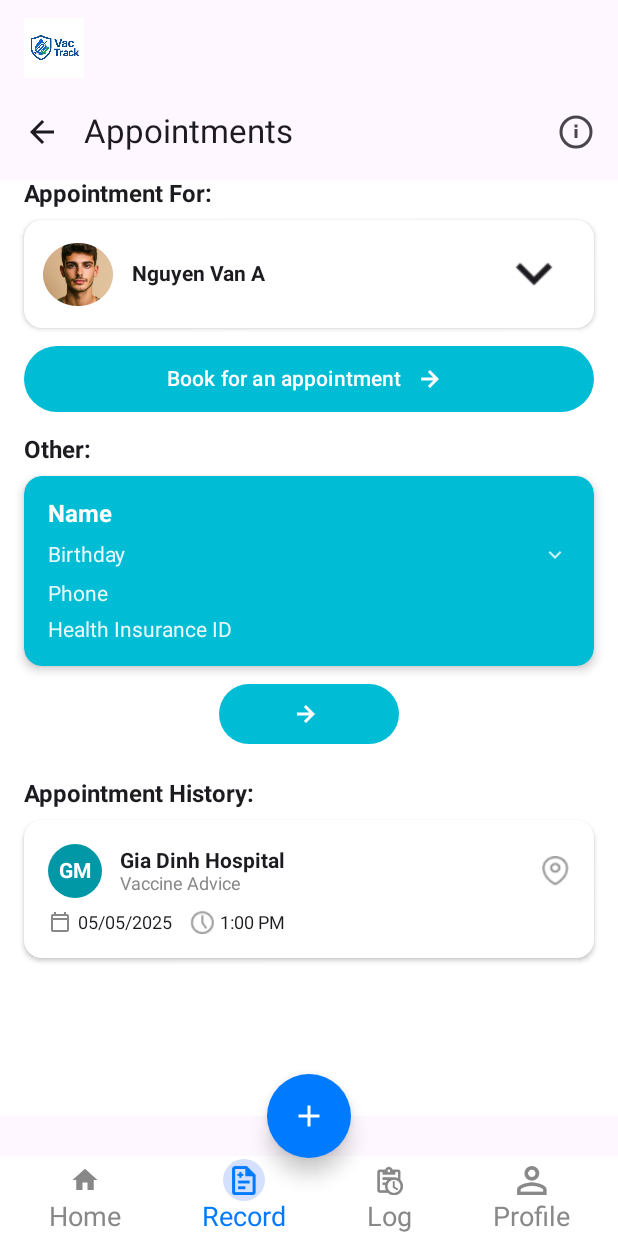
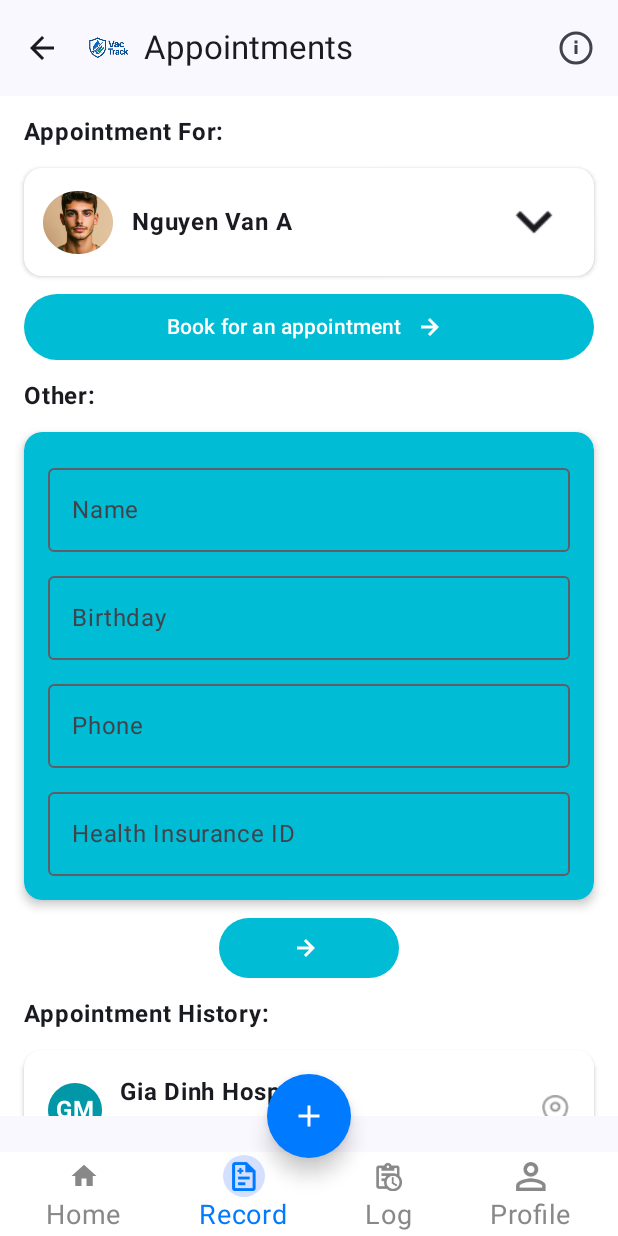
Before and after one commit to Moi-Nguyen/Vacxin_Tracking, an Android app built with Jetpack Compose: the @Preview function AppointmentScreenPreview, on a phone screen of 412 x 824 dp. Run offline under Robolectric (Android 15) with nearby library versions, the phone set to English and light mode, and no system bars.

Commit message:
update 25-06

```diff
--- a/VacTrack/app/src/main/java/com/uth/vactrack/ui/UILogin/AppNavHost.kt
+++ b/VacTrack/app/src/main/java/com/uth/vactrack/ui/UILogin/AppNavHost.kt
@@ -8,7 +8,7 @@ import androidx.navigation.compose.rememberNavController
 import androidx.navigation.navArgument
 import com.uth.vactrack.ui.UIUser.HomeScreen
 import com.uth.vactrack.ui.UIUser.MainScreen
-
+import com.uth.vactrack.ui.UIUser.AppointmentScreen
 @Composable
 fun AppNavHost(startDestination: String = "login") {
     val navController = rememberNavController()
@@ -123,7 +123,10 @@ fun AppNavHost(startDestination: String = "login") {
 
         // ✅ Thêm MainScreen sau khi nhấn Learn More
         composable("main") {
-            MainScreen()
+            MainScreen(navController = navController) // ✅ Sửa ở đây
+        }
+        composable("appointment") {
+            AppointmentScreen(onBack = { navController.popBackStack() })
         }
     }
 }
--- a/VacTrack/app/src/main/java/com/uth/vactrack/ui/UIUser/AppointmentScreen.kt
+++ b/VacTrack/app/src/main/java/com/uth/vactrack/ui/UIUser/AppointmentScreen.kt
@@ -1,14 +1,15 @@
-package com.uth.vactrack.ui.UIUser  // ✅ Đã sửa UIUser thành uiuser
+package com.uth.vactrack.ui.UIUser
 
 import androidx.compose.foundation.Image
 import androidx.compose.foundation.background
 import androidx.compose.foundation.layout.*
-import androidx.compose.foundation.rememberScrollState
+import androidx.compose.foundation.lazy.LazyColumn
+import androidx.compose.foundation.lazy.items
+import androidx.compose.foundation.lazy.itemsIndexed
 import androidx.compose.foundation.shape.CircleShape
 import androidx.compose.foundation.shape.RoundedCornerShape
-import androidx.compose.foundation.verticalScroll
 import androidx.compose.material3.*
-import androidx.compose.runtime.Composable
+import androidx.compose.runtime.*
 import androidx.compose.ui.Alignment
 import androidx.compose.ui.Modifier
 import androidx.compose.ui.draw.clip
@@ -20,30 +21,35 @@ import androidx.compose.ui.tooling.preview.Preview
 import androidx.compose.ui.unit.dp
 import androidx.compose.ui.unit.sp
 import com.uth.vactrack.R
-import com.uth.vactrack.ui.UIUser.MainScreen
+import com.uth.vactrack.ui.theme.VacTrackTheme
 
 @OptIn(ExperimentalMaterial3Api::class)
 @Composable
 fun AppointmentScreen(onBack: () -> Unit = {}) {
+    // Input state variables
+    val name = remember { mutableStateOf("") }
+    val birthday = remember { mutableStateOf("") }
+    val phone = remember { mutableStateOf("") }
+    val insuranceId = remember { mutableStateOf("") }
+
+    // Fake data list (you can replace this with real ViewModel data)
+    val appointmentHistory = listOf(1, 2, 3)
+
     Scaffold(
         topBar = {
-            Column {
-                Row(
-                    verticalAlignment = Alignment.CenterVertically,
+            TopAppBar(
+                title = {
+                    Row(verticalAlignment = Alignment.CenterVertically) {
+                        Image(
+                            painter = painterResource(id = R.drawable.img_logo_xoanen),
+                            contentDescription = "VacTrack Logo",
                             modifier = Modifier
-                        .fillMaxWidth()
-                        .padding(start = 16.dp, top = 12.dp, bottom = 4.dp)
-                ) {
-                    Image(
-                        painter = painterResource(id = R.drawable.ic_vactrack_logo),
-                        contentDescription = "VacTrack Logo",
-                        modifier = Modifier.height(40.dp)
+                                .height(32.dp)
+                                .padding(end = 8.dp)
                         )
-                    Spacer(Modifier.weight(1f))
+                        Text("Appointments")
                     }
-
-                TopAppBar(
-                    title = { Text("Appointments") },
+                },
                 navigationIcon = {
                     IconButton(onClick = onBack) {
                         Icon(
@@ -53,7 +59,7 @@ fun AppointmentScreen(onBack: () -> Unit = {}) {
                     }
                 },
                 actions = {
-                        IconButton(onClick = {}) {
+                    IconButton(onClick = { }) {
                         Icon(
                             painter = painterResource(id = R.drawable.ic_info),
                             contentDescription = "Info"
@@ -61,25 +67,57 @@ fun AppointmentScreen(onBack: () -> Unit = {}) {
                     }
                 }
             )
-            }
         },
         bottomBar = {
             BottomNavigationBar(selectedIndex = 1)
         }
     ) { innerPadding ->
 
-        Column(
+        LazyColumn(
             modifier = Modifier
                 .fillMaxSize()
                 .padding(innerPadding)
-                .verticalScroll(rememberScrollState())
-                .background(Color.White)
-                .padding(horizontal = 16.dp)
+                .background(Color.White),
+            contentPadding = PaddingValues(horizontal = 16.dp, vertical = 12.dp),
+            verticalArrangement = Arrangement.spacedBy(12.dp)
         ) {
-            // --- Appointment For
-            Text("Appointment For:", fontWeight = FontWeight.Bold, fontSize = 16.sp)
-            Spacer(modifier = Modifier.height(8.dp))
+            item { SectionTitle("Appointment For:") }
+            item { AppointmentCard() }
+            item { AppointmentButton() }
 
+            item { SectionTitle("Other:") }
+            item {
+                OtherInfoCard(
+                    name = name.value,
+                    onNameChange = { name.value = it },
+                    birthday = birthday.value,
+                    onBirthdayChange = { birthday.value = it },
+                    phone = phone.value,
+                    onPhoneChange = { phone.value = it },
+                    insuranceId = insuranceId.value,
+                    onInsuranceIdChange = { insuranceId.value = it }
+                )
+            }
+            item { ContinueButton() }
+
+            item { SectionTitle("Appointment History:") }
+
+            items(appointmentHistory) {
+                AppointmentHistoryCard()
+            }
+
+            item { Spacer(modifier = Modifier.height(80.dp)) }
+        }
+    }
+}
+
+@Composable
+fun SectionTitle(title: String) {
+    Text(title, fontWeight = FontWeight.Bold, fontSize = 16.sp)
+}
+
+@Composable
+fun AppointmentCard() {
     Card(
         shape = RoundedCornerShape(12.dp),
         colors = CardDefaults.cardColors(containerColor = Color.White),
@@ -105,11 +143,12 @@ fun AppointmentScreen(onBack: () -> Unit = {}) {
             )
         }
     }
+}
 
-            Spacer(modifier = Modifier.height(12.dp))
-
+@Composable
+fun AppointmentButton() {
     Button(
-                onClick = {},
+        onClick = { },
         modifier = Modifier
             .fillMaxWidth()
             .height(44.dp),
@@ -123,12 +162,19 @@ fun AppointmentScreen(onBack: () -> Unit = {}) {
             contentDescription = "Next"
         )
     }
+}
 
-            // --- Other Section
-            Spacer(modifier = Modifier.height(16.dp))
-            Text("Other:", fontWeight = FontWeight.Bold, fontSize = 16.sp)
-            Spacer(modifier = Modifier.height(8.dp))
-
+@Composable
+fun OtherInfoCard(
+    name: String,
+    onNameChange: (String) -> Unit,
+    birthday: String,
+    onBirthdayChange: (String) -> Unit,
+    phone: String,
+    onPhoneChange: (String) -> Unit,
+    insuranceId: String,
+    onInsuranceIdChange: (String) -> Unit
+) {
     Card(
         modifier = Modifier
             .fillMaxWidth()
@@ -137,40 +183,51 @@ fun AppointmentScreen(onBack: () -> Unit = {}) {
         colors = CardDefaults.cardColors(containerColor = Color(0xFF00BCD4))
     ) {
         Column(modifier = Modifier.padding(16.dp)) {
-                    Text("Name", color = Color.White, fontWeight = FontWeight.Bold, fontSize = 16.sp)
+            OutlinedTextField(
+                value = name,
+                onValueChange = onNameChange,
+                label = { Text("Name") },
+                modifier = Modifier.fillMaxWidth(),
+                singleLine = true
+            )
             Spacer(modifier = Modifier.height(8.dp))
 
-                    Row(
-                        verticalAlignment = Alignment.CenterVertically,
-                        modifier = Modifier.fillMaxWidth()
-                    ) {
-                        Text(
-                            text = "Birthday",
-                            color = Color.White.copy(alpha = 0.9f),
-                            fontSize = 14.sp,
-                            modifier = Modifier.weight(1f)
+            OutlinedTextField(
+                value = birthday,
+                onValueChange = onBirthdayChange,
+                label = { Text("Birthday") },
+                modifier = Modifier.fillMaxWidth(),
+                singleLine = true
             )
-                        Icon(
-                            painter = painterResource(id = R.drawable.ic_arrow_dropdown),
-                            contentDescription = "Dropdown",
-                            tint = Color.White.copy(alpha = 0.8f),
-                            modifier = Modifier.size(20.dp)
+            Spacer(modifier = Modifier.height(8.dp))
+
+            OutlinedTextField(
+                value = phone,
+                onValueChange = onPhoneChange,
+                label = { Text("Phone") },
+                modifier = Modifier.fillMaxWidth(),
+                singleLine = true
+            )
+            Spacer(modifier = Modifier.height(8.dp))
+
+            OutlinedTextField(
+                value = insuranceId,
+                onValueChange = onInsuranceIdChange,
+                label = { Text("Health Insurance ID") },
+                modifier = Modifier.fillMaxWidth(),
+                singleLine = true
             )
         }
-
-                    Spacer(modifier = Modifier.height(8.dp))
-                    Text("Phone", color = Color.White.copy(alpha = 0.9f), fontSize = 14.sp)
-                    Spacer(modifier = Modifier.height(8.dp))
-                    Text("Health Insurance ID", color = Color.White.copy(alpha = 0.9f), fontSize = 14.sp)
     }
 }
 
-            Spacer(modifier = Modifier.height(12.dp))
-
+@Composable
+fun ContinueButton() {
+    Box(modifier = Modifier.fillMaxWidth()) {
         Button(
-                onClick = {},
+            onClick = { },
             modifier = Modifier
-                    .align(Alignment.CenterHorizontally)
+                .align(Alignment.Center)
                 .height(40.dp)
                 .width(120.dp),
             shape = RoundedCornerShape(20.dp),
@@ -181,12 +238,11 @@ fun AppointmentScreen(onBack: () -> Unit = {}) {
                 contentDescription = "Continue"
             )
         }
+    }
+}
 
-            // --- Appointment History
-            Spacer(modifier = Modifier.height(24.dp))
-            Text("Appointment History:", fontWeight = FontWeight.Bold, fontSize = 16.sp)
-            Spacer(modifier = Modifier.height(8.dp))
-
+@Composable
+fun AppointmentHistoryCard() {
     Card(
         shape = RoundedCornerShape(12.dp),
         colors = CardDefaults.cardColors(containerColor = Color.White),
@@ -221,16 +277,18 @@ fun AppointmentScreen(onBack: () -> Unit = {}) {
             Row(verticalAlignment = Alignment.CenterVertically) {
                 Icon(
                     painter = painterResource(id = R.drawable.ic_calendar),
-                            contentDescription = null,
+                    contentDescription = "Calendar",
                     tint = Color.Gray,
                     modifier = Modifier.size(16.dp)
                 )
                 Spacer(modifier = Modifier.width(4.dp))
                 Text("05/05/2025", fontSize = 12.sp)
+
                 Spacer(modifier = Modifier.width(12.dp))
+
                 Icon(
                     painter = painterResource(id = R.drawable.ic_clock),
-                            contentDescription = null,
+                    contentDescription = "Clock",
                     tint = Color.Gray,
                     modifier = Modifier.size(16.dp)
                 )
@@ -239,15 +297,12 @@ fun AppointmentScreen(onBack: () -> Unit = {}) {
             }
         }
     }
+}
 
-            Spacer(modifier = Modifier.height(80.dp)) // space for bottom nav
+@Preview(showBackground = true, showSystemUi = true, name = "Light Mode")
+@Composable
+fun AppointmentScreenPreview() {
+    VacTrackTheme {
+        AppointmentScreen()
     }
 }
-}
-
-
-@Preview(showBackground = true, showSystemUi = true)
-@Composable
-fun AppointmentScreenPreview() {
-    AppointmentScreen()
-}
--- a/VacTrack/app/src/main/java/com/uth/vactrack/ui/UIUser/MainScreen.kt
+++ b/VacTrack/app/src/main/java/com/uth/vactrack/ui/UIUser/MainScreen.kt
@@ -1,4 +1,4 @@
-package com.uth.vactrack.ui.UIUser // ✅ sửa UIUser → uiuser
+package com.uth.vactrack.ui.UIUser
 
 import androidx.compose.foundation.*
 import androidx.compose.foundation.layout.*
@@ -19,10 +19,15 @@ import androidx.compose.ui.text.font.FontWeight
 import androidx.compose.ui.tooling.preview.Preview
 import androidx.compose.ui.unit.dp
 import androidx.compose.ui.unit.sp
+import androidx.navigation.NavController
+import androidx.navigation.compose.rememberNavController
 import com.uth.vactrack.R
 
 @Composable
-fun BottomNavigationBar(selectedIndex: Int = 0) {
+fun BottomNavigationBar(
+    selectedIndex: Int = 0,
+    onRecordClick: () -> Unit = {}
+) {
     val icons = listOf(
         R.drawable.ic_home,
         R.drawable.ic_record,
@@ -42,7 +47,14 @@ fun BottomNavigationBar(selectedIndex: Int = 0) {
             verticalAlignment = Alignment.CenterVertically
         ) {
             icons.forEachIndexed { index, icon ->
-                Column(horizontalAlignment = Alignment.CenterHorizontally) {
+                Column(
+                    horizontalAlignment = Alignment.CenterHorizontally,
+                    modifier = Modifier.clickable {
+                        if (items[index] == "Record") {
+                            onRecordClick()
+                        }
+                    }
+                ) {
                     Icon(
                         painter = painterResource(id = icon),
                         contentDescription = items[index],
@@ -65,7 +77,7 @@ fun BottomNavigationBar(selectedIndex: Int = 0) {
         }
 
         FloatingActionButton(
-            onClick = { /* TODO */ },
+            onClick = onRecordClick,
             containerColor = Color(0xFF007AFF),
             contentColor = Color.White,
             shape = CircleShape,
@@ -85,10 +97,13 @@ fun BottomNavigationBar(selectedIndex: Int = 0) {
 }
 
 @Composable
-fun MainScreen() {
+fun MainScreen(navController: NavController) {
     Scaffold(
         bottomBar = {
-            BottomNavigationBar(selectedIndex = 0)
+            BottomNavigationBar(
+                selectedIndex = 0,
+                onRecordClick = { navController.navigate("appointment") }
+            )
         }
     ) { innerPadding ->
         Column(
@@ -99,7 +114,6 @@ fun MainScreen() {
                 .verticalScroll(rememberScrollState())
                 .background(Color.White)
         ) {
-            // Header
             Row(
                 modifier = Modifier
                     .fillMaxWidth()
@@ -137,7 +151,12 @@ fun MainScreen() {
                 Card(
                     modifier = Modifier
                         .fillMaxWidth()
-                        .padding(vertical = 8.dp),
+                        .padding(vertical = 8.dp)
+                        .clickable {
+                            if (title == "Book an Appointment") {
+                                navController.navigate("appointment")
+                            }
+                        },
                     shape = RoundedCornerShape(16.dp),
                     colors = CardDefaults.cardColors(containerColor = featureColors[index % featureColors.size])
                 ) {
@@ -242,7 +261,14 @@ fun MainScreen() {
                 horizontalArrangement = Arrangement.SpaceEvenly
             ) {
                 services.forEach { (icon, label) ->
-                    Column(horizontalAlignment = Alignment.CenterHorizontally) {
+                    Column(
+                        horizontalAlignment = Alignment.CenterHorizontally,
+                        modifier = Modifier.clickable {
+                            if (label == "Vaccination") {
+                                navController.navigate("appointment")
+                            }
+                        }
+                    ) {
                         Card(
                             shape = CircleShape,
                             colors = CardDefaults.cardColors(containerColor = Color(0xFFF0F0F0)),
@@ -270,7 +296,6 @@ fun MainScreen() {
 @Preview(showBackground = true, showSystemUi = true)
 @Composable
 fun MainScreenPreview() {
-    MaterialTheme {
-        MainScreen()
-    }
+    val navController = rememberNavController()
+    MainScreen(navController = navController)
 }
--- a/VacTrack/app/src/main/java/com/uth/vactrack/ui/UIUser/UserNavHost.kt
+++ b/VacTrack/app/src/main/java/com/uth/vactrack/ui/UIUser/UserNavHost.kt
@@ -5,17 +5,17 @@ import androidx.navigation.NavHostController
 import androidx.navigation.compose.NavHost
 import androidx.navigation.compose.composable
 import androidx.navigation.compose.rememberNavController
-import com.uth.vactrack.ui.UIUser.MainScreen
 
 @Composable
 fun UserNavHost(navController: NavHostController = rememberNavController()) {
     NavHost(navController = navController, startDestination = "main") {
         composable("main") {
-            MainScreen()
+            MainScreen(navController = navController)
         }
 
-        // Nếu cần thêm các màn khác:
-        // composable("record") { RecordScreen() }
-        // composable("profile") { ProfileScreen() }
+        composable("appointment") {
+            AppointmentScreen(onBack = { navController.popBackStack() })
+        }
+
     }
 }
```
Lines whose indentation alone changed are shown as unchanged.
